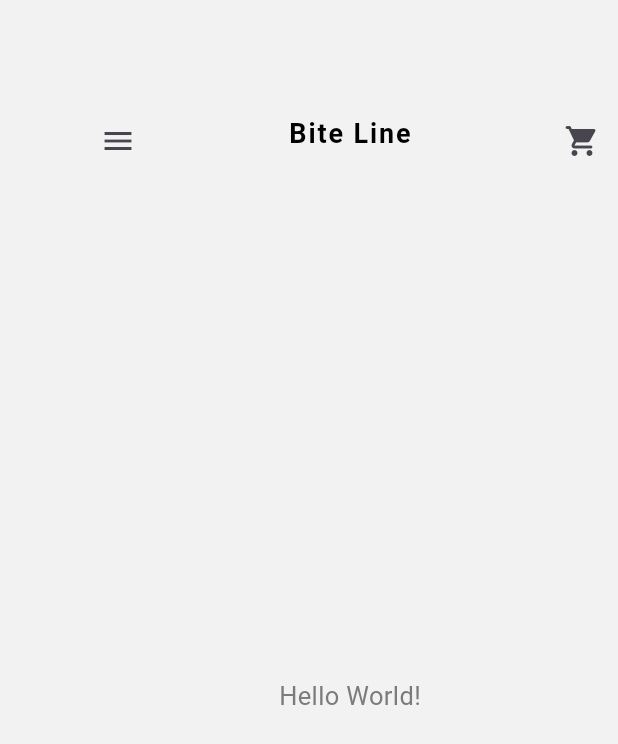
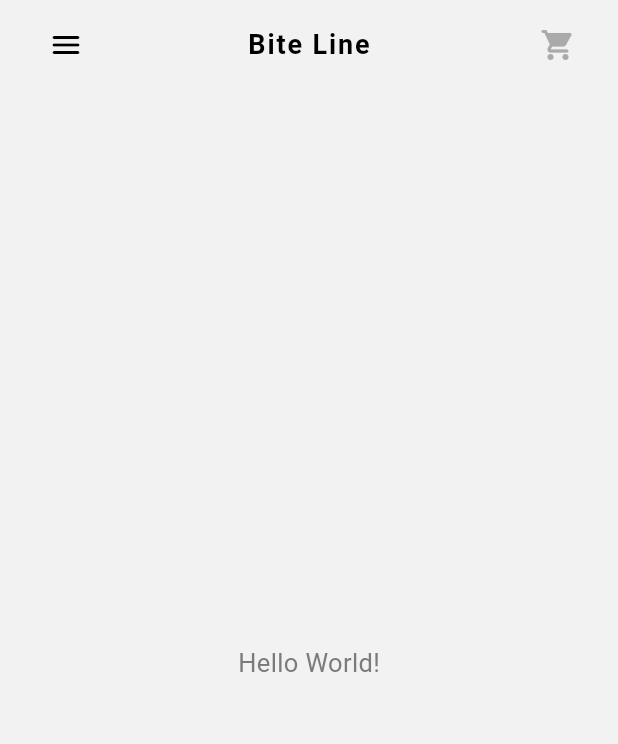
Before and after one commit to Sreeram3927/biteline, a Flutter app: the screen it shows after launch, on a phone screen of 412 x 824 dp. Shown: the top 744 px of the screen. Run offline on Flutter 3.47's test engine with Material 3 defaults, Android fonts, the phone set to English and light mode, and no system bars; Roboto replaces fonts that are missing (SFProDisplay); project files that could hold a hidden picture were left out.

Commit message:
use app bar

```diff
--- a/lib/main.dart
+++ b/lib/main.dart
@@ -16,6 +16,17 @@ class MainApp extends StatelessWidget {
       theme: ThemeData(
         primaryColor: const Color.fromARGB(255, 250, 75, 12),
         scaffoldBackgroundColor: const Color(0xFFf2f2f2),
+
+        appBarTheme: const AppBarTheme(
+          backgroundColor: Colors.transparent,
+          elevation: 0,
+          iconTheme: IconThemeData(
+            color: Colors.black,
+          ),
+          actionsIconTheme: IconThemeData(
+            color: Color(0xffaaaaaa),
+          ),
+        ),
 
         textTheme: const TextTheme(
 
--- a/lib/pages/home.dart
+++ b/lib/pages/home.dart
@@ -1,4 +1,3 @@
-import 'package:biteline/widgets/top_bar.dart';
 import 'package:flutter/material.dart';
 
 class HomePage extends StatelessWidget {
@@ -7,36 +6,39 @@ class HomePage extends StatelessWidget {
   @override
   Widget build(BuildContext context) {
     return Scaffold(
-      body: Padding(
-        padding: const EdgeInsets.fromLTRB(54.6, 74, 0, 0),
-        child: Column(
-          children: [
-            // AppBar(
-            //   leading: const Icon(Icons.menu),
-            //   title: Text(
-            //     'Home Page',
-            //     style: Theme.of(context).textTheme.headlineSmall,
-            //   ),
-            //   toolbarHeight: 16.0,
-            // ),
-            TopBar(
-              title: 'Bite Line',
+
+      appBar: PreferredSize(
+        preferredSize: const Size.fromHeight(60),
+        child: Padding(
+          padding: const EdgeInsets.symmetric(vertical: 2.0, horizontal: 16.0),
+          child: AppBar(
             leading: IconButton(
-                icon: const Icon(Icons.menu),
+              icon: const Icon(Icons.menu_rounded),
               onPressed: () {},
             ),
-              trailing: IconButton(
+            title: Text(
+              'Bite Line',
+              style: Theme.of(context).textTheme.headlineSmall,
+            ),
+            centerTitle: true,
+            actions: [
+              IconButton(
                 icon: const Icon(Icons.shopping_cart_rounded),
                 onPressed: () {},
-              )
               ),
+            ],
+          ),
+        ),
+      ),
+
+      body: Column(
+        children: [
           Expanded(
             child: Center(
               child: Text('Hello World!'),
             ),
           ),
         ],
-        ),
       )
     );
   }
--- a/lib/widgets/top_bar.dart
+++ /dev/null
@@ -1,35 +0,0 @@
-import 'package:flutter/material.dart';
-
-class TopBar extends StatelessWidget {
-  final String title;
-  final IconButton leading;
-  final IconButton? trailing;
-  const TopBar({
-    super.key,
-    required this.title,
-    required this.leading,
-    this.trailing,
-  });
-
-  @override
-  Widget build(BuildContext context) {
-    return SizedBox(
-      height: 30.0,
-      child: Row(
-        mainAxisAlignment: MainAxisAlignment.spaceBetween,
-        children: [
-
-          leading,
-
-          Text(
-            title,
-            style: Theme.of(context).textTheme.headlineSmall,
-          ),
-
-          trailing ?? const SizedBox(width: 24.0),
-
-        ],
-      ),
-    );
-  }
-}
```
Lines whose indentation alone changed are shown as unchanged.
